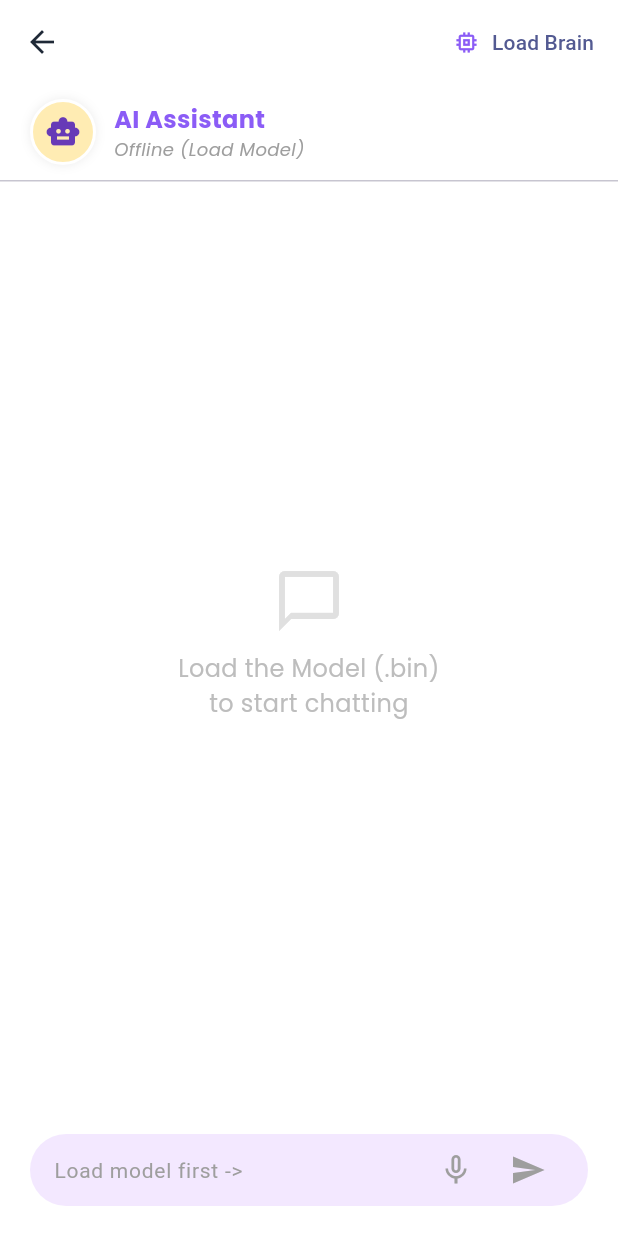
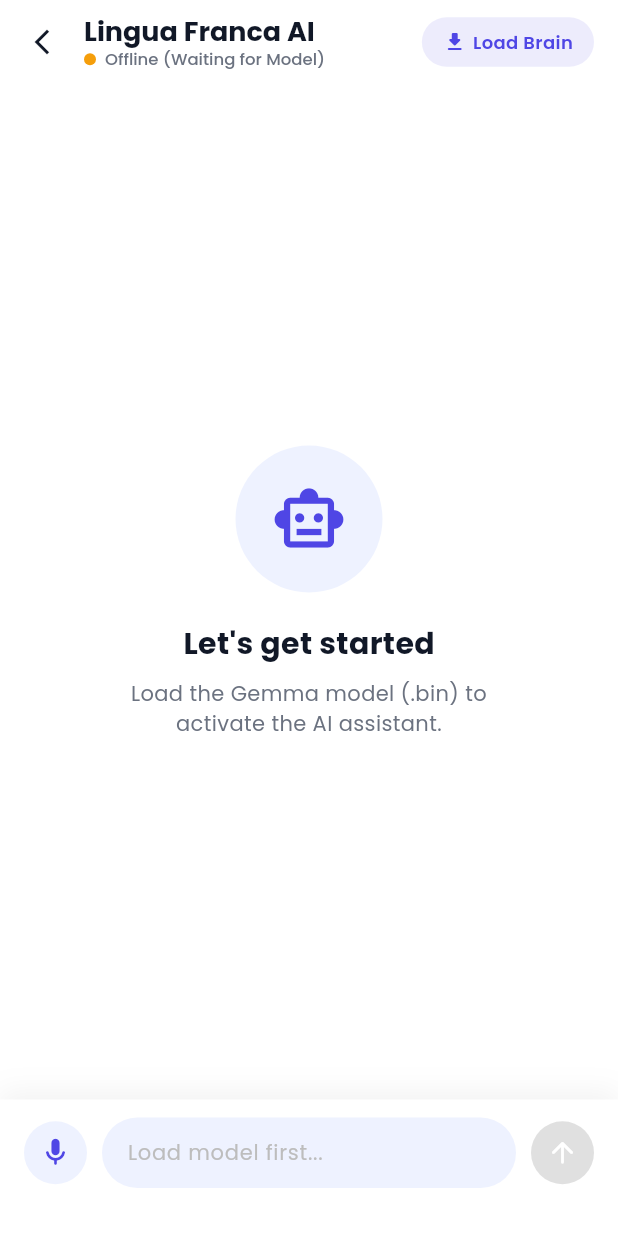
Before and after one commit to wardakhan0101/FYP-Project, a Flutter app: the ChatScreen screen opened directly, on a phone screen of 412 x 824 dp. Run offline on Flutter 3.47's test engine with Material 3 defaults, Android fonts, the light colour scheme and no system bars; our stand-ins replace file_picker, firebase_auth, firebase_core, google_fonts, permission_handler, speech_to_text; missing offline and left inert: flutter_gemma, flutter_sound, sherpa_onnx; accounts and stored records are empty.

Commit message:
better chat bot ui

```diff
--- a/lib/screens/chat_screen.dart
+++ b/lib/screens/chat_screen.dart
@@ -27,9 +27,9 @@
   // Chat History
   final List<Map<String, dynamic>> _messages = [];
 
-  // ✅ NEW: Track message count for history management
+  // Track message count for history management
   int _messageCount = 0;
-  static const int MAX_EXCHANGES = 10; // Maximum number of exchanges (user + assistant pairs)
+  static const int MAX_EXCHANGES = 10;
 
   @override
   void initState() {
@@ -50,7 +50,7 @@
   }
 
   // ----------------------------------------------------------------------
-  // 1. LOAD THE MODEL (The "Brain")
+  // LOGIC (UNCHANGED)
   // ----------------------------------------------------------------------
   Future<void> _pickAndLoadModel() async {
     try {
@@ -65,14 +65,12 @@
           modelType: ModelType.gemmaIt,
         ).fromFile(modelPath).install();
 
-        // ✅ IMPROVED: Increased maxTokens from 2048 to 4096
         _model = await FlutterGemmaPlugin.instance.createModel(
           modelType: ModelType.gemmaIt,
           maxTokens: 4096,
           preferredBackend: PreferredBackend.gpu,
         );
 
-        // ✅ IMPROVED: Increased tokenBuffer from 1536 to 4096
         _chat = await _model!.createChat(
           temperature: 0.2,
           topK: 40,
@@ -100,9 +98,6 @@
     }
   }
 
-  // ----------------------------------------------------------------------
-  // 2. SEND MESSAGE & STREAM RESPONSE
-  // ----------------------------------------------------------------------
   void _sendMessage() {
     if (_textController.text.isEmpty || !_isModelReady) return;
     String userText = _textController.text;
@@ -115,7 +110,6 @@
     _scrollToBottom();
 
     try {
-      // Check limits
       _messageCount++;
       if (_messageCount > MAX_EXCHANGES * 2) {
         _resetChatContext();
@@ -123,8 +117,6 @@
 
       String formattedPrompt = "";
 
-      // --- IMPROVED SYSTEM PROMPT ---
-      // We inject this if the conversation is just starting (length <= 2)
       if (_messages.length <= 2) {
         formattedPrompt += "<start_of_turn>user\n"
             "You are a friendly chat companion. "
@@ -134,7 +126,6 @@
             "<start_of_turn>model\nUnderstood. I will remember your details and be concise.\n<end_of_turn>\n";
       }
 
-      // Wrap the actual user message
       formattedPrompt += "<start_of_turn>user\n$userText<end_of_turn>\n<start_of_turn>model\n";
 
       _chat!.addQueryChunk(Message.text(text: formattedPrompt, isUser: true));
@@ -143,22 +134,17 @@
         if (resp is TextResponse) {
           setState(() {
             final lastMsgIndex = _messages.length - 1;
-            // Clean up any leaked tags
             String cleanToken = resp.token.replaceAll(RegExp(r'<.*?>'), '');
             _messages[lastMsgIndex]['text'] = _messages[lastMsgIndex]['text'] + cleanToken;
           });
           _scrollToBottom();
         }
       }, onError: (e) {
-        // --- NEW: Handle the GPU Crash Gracefully ---
         print("❌ Generation Error: $e");
         String errorMsg = "Error: $e";
-
-        // If the GPU crashed, tell the user to reset
         if (e.toString().contains("Session") || e.toString().contains("Calculator")) {
           errorMsg = "🧠 Brain overload (GPU). Please tap the Reset button top right.";
         }
-
         setState(() {
           final lastMsgIndex = _messages.length - 1;
           _messages[lastMsgIndex]['text'] = errorMsg;
@@ -171,28 +157,20 @@
     }
   }
 
-  // ✅ NEW: Reset chat context (but keep UI messages visible)
   Future<void> _resetChatContext() async {
     try {
-      print("🔄 Resetting chat context to free up memory...");
-
-      // Create new chat instance
       _chat = await _model!.createChat(
         temperature: 0.2,
         topK: 40,
         randomSeed: 1,
         tokenBuffer: 2048,
       );
-
       _messageCount = 0;
-
-      print("✅ Chat context reset (UI messages preserved)");
     } catch (e) {
       print("❌ Error resetting chat context: $e");
     }
   }
 
-  // ✅ NEW: Reset chat completely (clears everything)
   Future<void> _resetChat() async {
     try {
       _chat = await _model!.createChat(
@@ -201,20 +179,15 @@
         randomSeed: 1,
         tokenBuffer: 2048,
       );
-
       setState(() {
         _messages.clear();
         _messageCount = 0;
       });
-
       ScaffoldMessenger.of(context).showSnackBar(
         const SnackBar(content: Text("🔄 Chat reset successfully")),
       );
     } catch (e) {
       print("Error resetting chat: $e");
-      ScaffoldMessenger.of(context).showSnackBar(
-        SnackBar(content: Text("Error resetting: $e"), backgroundColor: Colors.red),
-      );
     }
   }
 
@@ -230,180 +203,333 @@
     });
   }
 
-  // UI BUILD
+  // ----------------------------------------------------------------------
+  // UI BUILD - UPDATED
+  // ----------------------------------------------------------------------
   @override
   Widget build(BuildContext context) {
-    const Color primaryPurple = Color(0xFF8B5CF6);
-    const Color lightPurpleBg = Color(0xFFF3E8FF);
-    const Color textDark = Color(0xFF1F2937);
+    // 🔥 NEW VIBRANT PALETTE
+    const Color primaryColor = Color(0xFF4F46E5); // Indigo 600 (Vibrant)
+    const Color secondaryBg = Color(0xFFEEF2FF); // Cool White/Blue tint
+    const Color textDark = Color(0xFF111827); // Almost Black
+    const Color textGrey = Color(0xFF6B7280); // Cool Grey
+
+    // Gradient for user bubble
+    const Color myMsgGradientStart = Color(0xFF4F46E5);
+    const Color myMsgGradientEnd = Color(0xFF7C3AED); // Violet 600
 
     return Scaffold(
       backgroundColor: Colors.white,
       appBar: AppBar(
         backgroundColor: Colors.white,
         elevation: 0,
+        centerTitle: false,
+        titleSpacing: 0, // Reduces gap between back button and title
         leading: IconButton(
-          icon: const Icon(Icons.arrow_back, color: textDark),
+          icon: const Icon(Icons.arrow_back_ios_new, color: textDark, size: 20),
           onPressed: () {
             Navigator.of(context).push(
-              MaterialPageRoute(
-                builder: (context) =>
-                const HomeScreen(),
-              ),
+              MaterialPageRoute(builder: (context) => const HomeScreen()),
             );
           },
         ),
-        actions: [
-          // ✅ Reset button when model is ready
-          if (_isModelReady) ...[
-            IconButton(
-              icon: const Icon(Icons.refresh, color: primaryPurple),
-              onPressed: _resetChat,
-              tooltip: "Reset Chat",
-            ),
-            const Padding(
-              padding: EdgeInsets.only(right: 16),
-              child: Icon(Icons.check_circle, color: Colors.green),
-            ),
-          ] else
-            TextButton.icon(
-              onPressed: _isModelLoading ? null : _pickAndLoadModel,
-              icon: _isModelLoading
-                  ? const SizedBox(width: 12, height: 12, child: CircularProgressIndicator(strokeWidth: 2))
-                  : const Icon(Icons.memory, color: primaryPurple),
-              label: Text(_isModelLoading ? "Loading..." : "Load Brain"),
-            ),
-        ],
-      ),
-      body: Column(
-        children: [
-          // HEADER
-          Padding(
-            padding: const EdgeInsets.symmetric(horizontal: 20, vertical: 10),
-            child: Row(
-              children: [
-                Container(
-                  padding: const EdgeInsets.all(8),
-                  decoration: BoxDecoration(
-                    color: Colors.amber[100],
-                    shape: BoxShape.circle,
-                    border: Border.all(color: Colors.white, width: 2),
-                    boxShadow: [BoxShadow(color: Colors.grey.withOpacity(0.2), blurRadius: 5)],
-                  ),
-                  child: const Icon(Icons.smart_toy, color: Colors.deepPurple, size: 24),
-                ),
-                const SizedBox(width: 12),
-                Column(
+        title: Column(
           crossAxisAlignment: CrossAxisAlignment.start,
           children: [
             Text(
-                      "AI Assistant",
-                      style: GoogleFonts.poppins(color: primaryPurple, fontSize: 16, fontWeight: FontWeight.bold),
+              "Lingua Franca AI",
+              style: GoogleFonts.poppins(
+                color: textDark,
+                fontSize: 18,
+                fontWeight: FontWeight.w700,
               ),
-                    Text(
-                      _isModelReady ? "Online (Edge AI)" : "Offline (Load Model)",
+            ),
+            Row(
+              children: [
+                Container(
+                  width: 8,
+                  height: 8,
+                  decoration: BoxDecoration(
+                    color: _isModelReady ? const Color(0xFF10B981) : const Color(0xFFF59E0B),
+                    shape: BoxShape.circle,
+                  ),
+                ),
+                const SizedBox(width: 6),
+                // ✅ FIXED: Wrapped in Flexible to prevent Overflow
+                Flexible(
+                  child: Text(
+                    _isModelReady ? "Online (Local GPU)" : "Offline (Waiting for Model)",
+                    overflow: TextOverflow.ellipsis,
                     style: GoogleFonts.poppins(
-                          color: _isModelReady ? Colors.green : Colors.grey,
-                          fontSize: 12, fontStyle: FontStyle.italic
+                      color: textGrey,
+                      fontSize: 11,
+                      fontWeight: FontWeight.w500,
+                    ),
                   ),
                 ),
               ],
             ),
           ],
         ),
+        actions: [
+          if (_isModelReady)
+            IconButton(
+              icon: const Icon(Icons.refresh_rounded, color: primaryColor),
+              onPressed: _resetChat,
+              tooltip: "Reset Conversation",
+            )
+          else
+            Padding(
+              padding: const EdgeInsets.only(right: 16.0),
+              child: InkWell(
+                onTap: _isModelLoading ? null : _pickAndLoadModel,
+                borderRadius: BorderRadius.circular(20),
+                child: Container(
+                  padding: const EdgeInsets.symmetric(horizontal: 14, vertical: 8),
+                  decoration: BoxDecoration(
+                    color: primaryColor.withOpacity(0.1),
+                    borderRadius: BorderRadius.circular(20),
                   ),
-          const Divider(height: 1),
-
-          // CHAT AREA
+                  child: _isModelLoading
+                      ? const SizedBox(
+                      width: 14,
+                      height: 14,
+                      child: CircularProgressIndicator(strokeWidth: 2, color: primaryColor))
+                      : Row(
+                    children: [
+                      const Icon(Icons.download_rounded, size: 16, color: primaryColor),
+                      const SizedBox(width: 4),
+                      Text(
+                        "Load Brain",
+                        style: GoogleFonts.poppins(
+                            color: primaryColor, fontSize: 12, fontWeight: FontWeight.w600),
+                      ),
+                    ],
+                  ),
+                ),
+              ),
+            ),
+        ],
+      ),
+      body: Column(
+        children: [
+          // Chat Body
           Expanded(
             child: _messages.isEmpty
                 ? Center(
               child: Column(
                 mainAxisAlignment: MainAxisAlignment.center,
                 children: [
-                  Icon(Icons.chat_bubble_outline, size: 48, color: Colors.grey[300]),
-                  const SizedBox(height: 10),
+                  Container(
+                    padding: const EdgeInsets.all(24),
+                    decoration: BoxDecoration(
+                      color: secondaryBg,
+                      shape: BoxShape.circle,
+                    ),
+                    child: Icon(Icons.smart_toy_outlined, size: 50, color: primaryColor),
+                  ),
+                  const SizedBox(height: 20),
                   Text(
-                    _isModelReady ? "Say Hello!" : "Load the Model (.bin)\nto start chatting",
+                    _isModelReady ? "Ready to Chat!" : "Let's get started",
+                    style: GoogleFonts.poppins(
+                        color: textDark, fontSize: 20, fontWeight: FontWeight.bold),
+                  ),
+                  const SizedBox(height: 8),
+                  Text(
+                    _isModelReady
+                        ? "Ask me anything."
+                        : "Load the Gemma model (.bin) to\nactivate the AI assistant.",
                     textAlign: TextAlign.center,
-                    style: GoogleFonts.poppins(color: Colors.grey[400], fontSize: 16),
+                    style: GoogleFonts.poppins(color: textGrey, fontSize: 14),
                   ),
                 ],
               ),
             )
                 : ListView.builder(
               controller: _scrollController,
-              padding: const EdgeInsets.all(20),
+              padding: const EdgeInsets.symmetric(horizontal: 16, vertical: 20),
               itemCount: _messages.length,
               itemBuilder: (context, index) {
                 final msg = _messages[index];
-                return _buildChatMessage(
+                return _buildModernMessage(
                   isMe: msg['isMe'],
                   message: msg['text'],
-                  avatarIcon: msg['isMe'] ? Icons.person : Icons.smart_toy,
-                  bgColor: msg['isMe'] ? primaryPurple : Colors.grey[100]!,
-                  textColor: msg['isMe'] ? Colors.white : textDark,
+                  primaryColor: primaryColor,
+                  myGradientStart: myMsgGradientStart,
+                  myGradientEnd: myMsgGradientEnd,
                 );
               },
             ),
           ),
 
-          // LISTENING ANIMATION
+          // Listening Indicator
           if (_isListening)
-            Column(
-              mainAxisSize: MainAxisSize.min,
+            Container(
+              padding: const EdgeInsets.symmetric(vertical: 10),
+              child: Column(
                 children: [
-                SizedBox(
-                  height: 120,
-                  child: Stack(
-                    alignment: Alignment.center,
-                    children: [
+                  Text("Listening...",
+                      style: GoogleFonts.poppins(
+                          color: primaryColor, fontWeight: FontWeight.w600)),
+                  const SizedBox(height: 5),
                   ScaleTransition(
-                        scale: Tween(begin: 1.0, end: 1.2).animate(_micController),
-                        child: Container(width: 100, height: 100, decoration: BoxDecoration(shape: BoxShape.circle, color: primaryPurple.withOpacity(0.1))),
+                    scale: Tween(begin: 1.0, end: 1.1).animate(_micController),
+                    child: Container(
+                      width: 40,
+                      height: 40,
+                      decoration: BoxDecoration(
+                        color: Colors.redAccent.withOpacity(0.1),
+                        shape: BoxShape.circle,
                       ),
-                      Container(
-                        width: 60, height: 60,
-                        decoration: const BoxDecoration(shape: BoxShape.circle, color: primaryPurple),
-                        child: const Icon(Icons.mic, color: Colors.white, size: 32),
+                      child: const Icon(Icons.mic, color: Colors.redAccent, size: 20),
+                    ),
                   ),
                 ],
               ),
             ),
-                Text("Listening...", style: GoogleFonts.caveat(color: primaryPurple, fontSize: 24, fontWeight: FontWeight.bold)),
-                const SizedBox(height: 10),
+
+          // Input Area
+          Container(
+            padding: const EdgeInsets.fromLTRB(16, 12, 16, 32),
+            decoration: BoxDecoration(
+              color: Colors.white,
+              boxShadow: [
+                BoxShadow(color: Colors.black.withOpacity(0.05), blurRadius: 15, offset: const Offset(0, -5))
               ],
             ),
-
-          // INPUT AREA
-          Container(
-            padding: const EdgeInsets.symmetric(horizontal: 20, vertical: 20),
-            color: Colors.white,
-            child: Container(
-              padding: const EdgeInsets.symmetric(horizontal: 16),
-              decoration: BoxDecoration(color: lightPurpleBg, borderRadius: BorderRadius.circular(30)),
             child: Row(
               children: [
-                  Expanded(
-                    child: TextField(
-                      controller: _textController,
-                      decoration: InputDecoration(
-                        hintText: _isModelReady ? "Write message..." : "Load model first ->",
-                        hintStyle: TextStyle(color: Colors.grey[500], fontSize: 14),
-                        border: InputBorder.none,
+                // Mic Button
+                InkWell(
+                  onTap: () => setState(() => _isListening = !_isListening),
+                  borderRadius: BorderRadius.circular(30),
+                  child: Container(
+                    padding: const EdgeInsets.all(10),
+                    decoration: BoxDecoration(
+                      color: _isListening ? Colors.redAccent.withOpacity(0.1) : secondaryBg,
+                      shape: BoxShape.circle,
+                    ),
+                    child: Icon(
+                      _isListening ? Icons.stop_rounded : Icons.mic_rounded,
+                      color: _isListening ? Colors.redAccent : primaryColor,
+                      size: 22,
                     ),
                   ),
                 ),
-                  IconButton(
-                    icon: Icon(_isListening ? Icons.stop : Icons.mic_none),
-                    color: _isListening ? Colors.red : Colors.grey[500],
-                    onPressed: () => setState(() => _isListening = !_isListening),
+                const SizedBox(width: 10),
+
+                // Text Field
+                Expanded(
+                  child: Container(
+                    decoration: BoxDecoration(
+                      color: secondaryBg,
+                      borderRadius: BorderRadius.circular(24),
+                      border: Border.all(color: Colors.transparent),
                     ),
-                  IconButton(
-                    icon: Icon(Icons.send, color: _isModelReady ? primaryPurple : Colors.grey),
-                    onPressed: _sendMessage,
+                    child: TextField(
+                      controller: _textController,
+                      style: GoogleFonts.poppins(fontSize: 14, color: textDark),
+                      decoration: InputDecoration(
+                        hintText: _isModelReady ? "Type a message..." : "Load model first...",
+                        hintStyle: GoogleFonts.poppins(color: Colors.grey[400], fontSize: 14),
+                        border: InputBorder.none,
+                        contentPadding: const EdgeInsets.symmetric(horizontal: 16, vertical: 12),
+                        isDense: true,
+                      ),
+                      enabled: _isModelReady,
+                      onSubmitted: (_) => _sendMessage(),
+                    ),
+                  ),
+                ),
+                const SizedBox(width: 10),
+
+                // Send Button
+                InkWell(
+                  onTap: _sendMessage,
+                  borderRadius: BorderRadius.circular(30),
+                  child: Container(
+                    padding: const EdgeInsets.all(10),
+                    decoration: BoxDecoration(
+                      gradient: _isModelReady
+                          ? const LinearGradient(colors: [Color(0xFF4F46E5), Color(0xFF7C3AED)])
+                          : null,
+                      color: _isModelReady ? null : Colors.grey[300],
+                      shape: BoxShape.circle,
+                      boxShadow: _isModelReady
+                          ? [
+                        BoxShadow(
+                            color: primaryColor.withOpacity(0.3),
+                            blurRadius: 8,
+                            offset: const Offset(0, 4))
+                      ]
+                          : [],
+                    ),
+                    child: const Icon(Icons.arrow_upward_rounded, color: Colors.white, size: 22),
+                  ),
                 ),
               ],
+            ),
+          ),
+        ],
+      ),
+    );
+  }
+
+  Widget _buildModernMessage({
+    required bool isMe,
+    required String message,
+    required Color primaryColor,
+    required Color myGradientStart,
+    required Color myGradientEnd,
+  }) {
+    return Padding(
+      padding: const EdgeInsets.only(bottom: 16),
+      child: Row(
+        mainAxisAlignment: isMe ? MainAxisAlignment.end : MainAxisAlignment.start,
+        crossAxisAlignment: CrossAxisAlignment.end,
+        children: [
+          if (!isMe)
+            Padding(
+              padding: const EdgeInsets.only(right: 8),
+              child: CircleAvatar(
+                radius: 14,
+                backgroundColor: const Color(0xFFEEF2FF),
+                child: Icon(Icons.smart_toy_rounded, size: 16, color: primaryColor),
+              ),
+            ),
+          Flexible(
+            child: Container(
+              padding: const EdgeInsets.symmetric(horizontal: 16, vertical: 12),
+              decoration: BoxDecoration(
+                gradient: isMe
+                    ? LinearGradient(
+                    colors: [myGradientStart, myGradientEnd],
+                    begin: Alignment.topLeft,
+                    end: Alignment.bottomRight)
+                    : null,
+                color: isMe ? null : Colors.white,
+                borderRadius: BorderRadius.only(
+                  topLeft: const Radius.circular(18),
+                  topRight: const Radius.circular(18),
+                  bottomLeft: isMe ? const Radius.circular(18) : const Radius.circular(4),
+                  bottomRight: isMe ? const Radius.circular(4) : const Radius.circular(18),
+                ),
+                boxShadow: [
+                  BoxShadow(
+                    color: Colors.black.withOpacity(0.04),
+                    blurRadius: 4,
+                    offset: const Offset(0, 2),
+                  ),
+                ],
+                border: isMe ? null : Border.all(color: Colors.grey.withOpacity(0.1)),
+              ),
+              child: Text(
+                message,
+                style: GoogleFonts.poppins(
+                  color: isMe ? Colors.white : const Color(0xFF374151),
+                  fontSize: 14,
+                  height: 1.4,
+                ),
               ),
             ),
           ),
@@ -411,32 +537,4 @@
       ),
     );
   }
-
-  Widget _buildChatMessage({required bool isMe, required String message, required IconData avatarIcon, required Color bgColor, required Color textColor}) {
-    return Padding(
-      padding: const EdgeInsets.only(bottom: 20),
-      child: Row(
-        mainAxisAlignment: isMe ? MainAxisAlignment.end : MainAxisAlignment.start,
-        crossAxisAlignment: CrossAxisAlignment.start,
-        children: [
-          if (!isMe) CircleAvatar(backgroundColor: Colors.amber[100], radius: 16, child: Icon(avatarIcon, color: Colors.deepPurple, size: 18)),
-          const SizedBox(width: 10),
-          Flexible(
-            child: Container(
-              padding: const EdgeInsets.all(16),
-              decoration: BoxDecoration(
-                color: bgColor,
-                borderRadius: BorderRadius.only(
-                  topLeft: const Radius.circular(20), topRight: const Radius.circular(20),
-                  bottomLeft: isMe ? const Radius.circular(20) : Radius.zero,
-                  bottomRight: isMe ? Radius.zero : const Radius.circular(20),
-                ),
-              ),
-              child: Text(message, style: GoogleFonts.poppins(color: textColor, fontSize: 14)),
-            ),
-          ),
-        ],
-      ),
-    );
 }
-}
```
Lines whose indentation alone changed are shown as unchanged.
